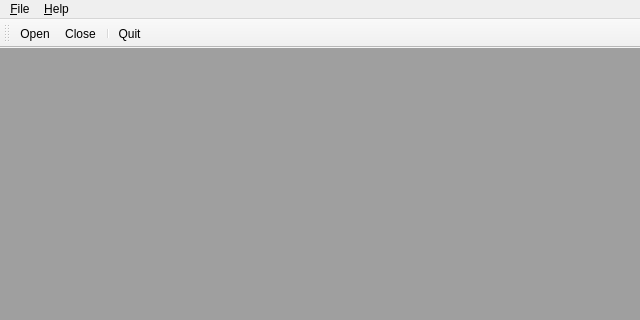
waveform-computing/rastools, file rastools/rasview_main.ui: the form before one commit; both pictures show x 0 to 640 and y 0 to 320 of the 640 by 480 pixel window.
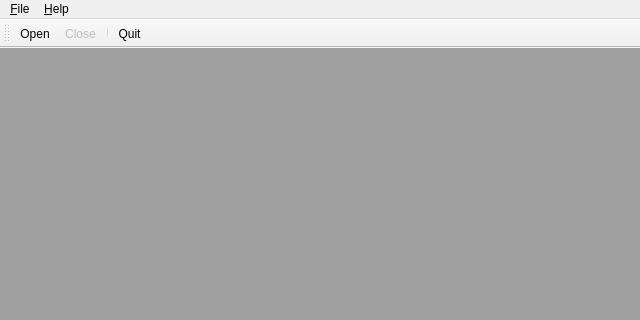
The form after the commit.

Commit message: Added cross-platform configuration storage and got the last-used combos in the open dialog working

```diff
--- a/rastools/rasview_main.ui
+++ b/rastools/rasview_main.ui
@@ -89,6 +89,9 @@
    </property>
   </action>
   <action name="close_action">
+   <property name="enabled">
+    <bool>false</bool>
+   </property>
    <property name="text">
     <string>&amp;Close</string>
    </property>
```
Left out of the diff: 3 changed lines with no effect on the pictures. The commit also changes 2 other files.
